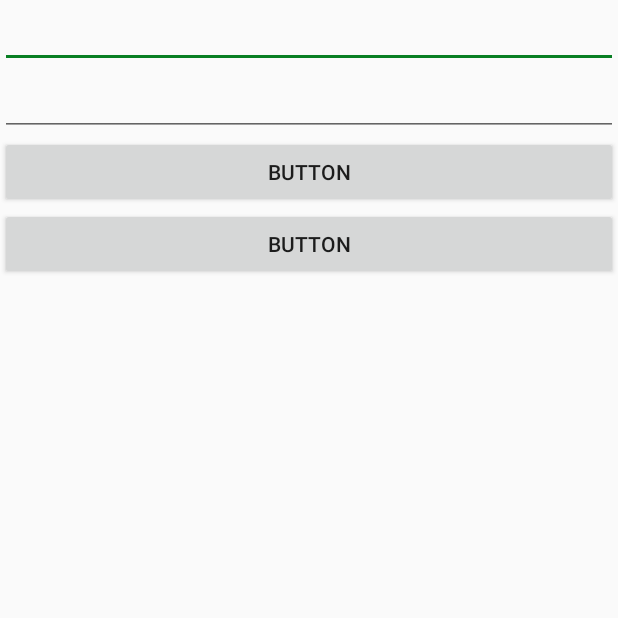
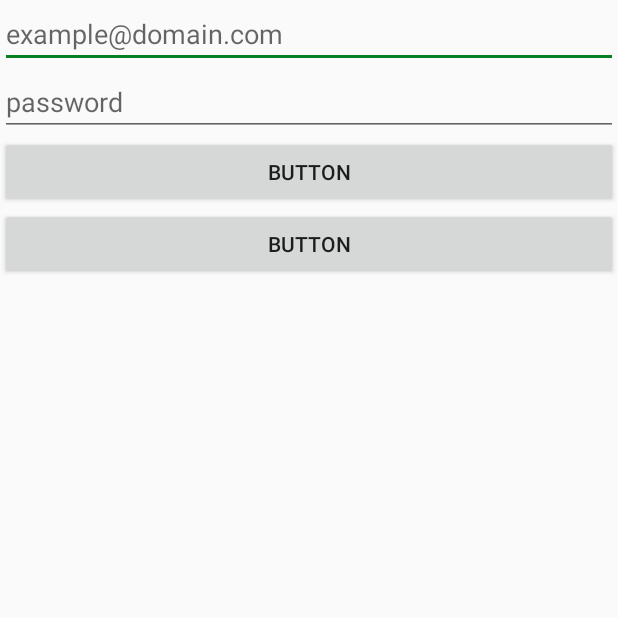
Before and after one commit to Bracciata/CornHacks2020, an Android app: the LogInActivity screen opened directly, with no data from a screen before it, on a phone screen of 412 x 824 dp, the top half of it. Run offline under Robolectric (Android 15) with nearby library versions, the phone set to English and light mode, and no system bars; 1 statement that could not run was skipped.

Commit message:
Added text hints on Login page.

```diff
--- a/Recyclops/app/src/main/res/layout/activity_log_in.xml
+++ b/Recyclops/app/src/main/res/layout/activity_log_in.xml
@@ -8,6 +8,7 @@
         android:layout_width="match_parent"
         android:layout_height="wrap_content"
         android:ems="10"
+        android:hint="example@domain.com"
         android:inputType="textEmailAddress" />
 
     <EditText
@@ -15,6 +16,7 @@
         android:layout_width="match_parent"
         android:layout_height="wrap_content"
         android:ems="10"
+        android:hint="password"
         android:inputType="textPassword" />
 
     <Button
```
Also changed, not shown: Recyclops/app/src/main/res/drawable-hdpi/ic_action_name.png (added), Recyclops/app/src/main/res/drawable-mdpi/ic_action_name.png (added), Recyclops/app/src/main/res/drawable-xhdpi/ic_action_name.png (added), Recyclops/app/src/main/res/drawable-xxhdpi/ic_action_name.png (added), Recyclops/app/src/main/res/drawable-xxxhdpi/ic_action_name.png (added).
